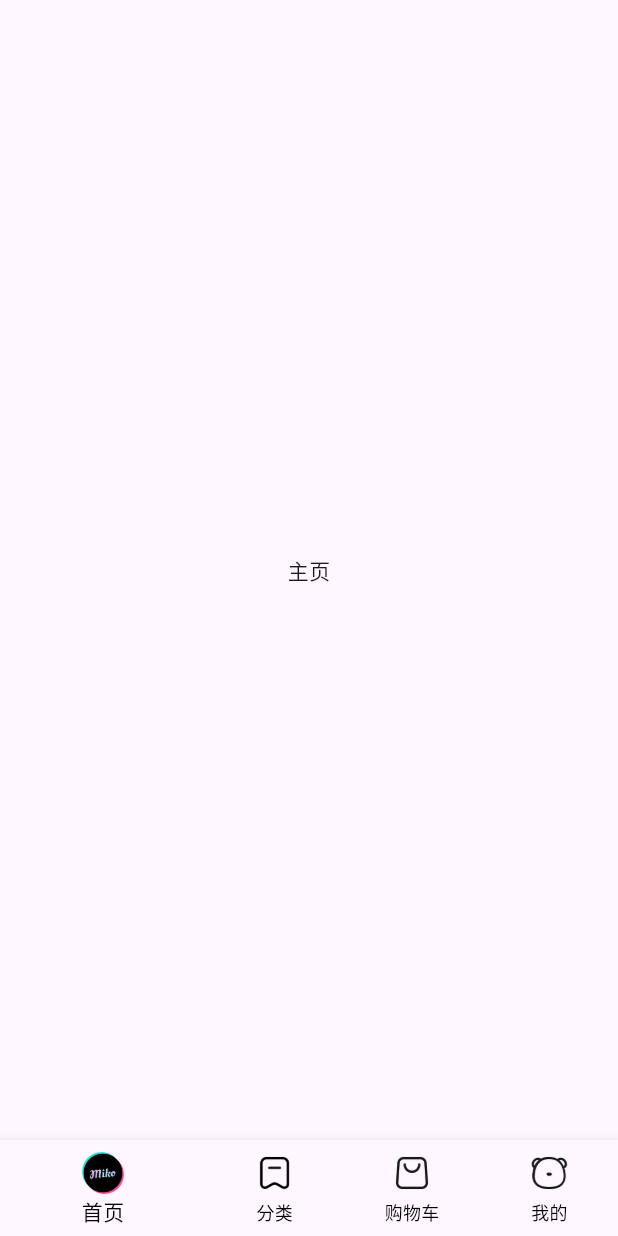
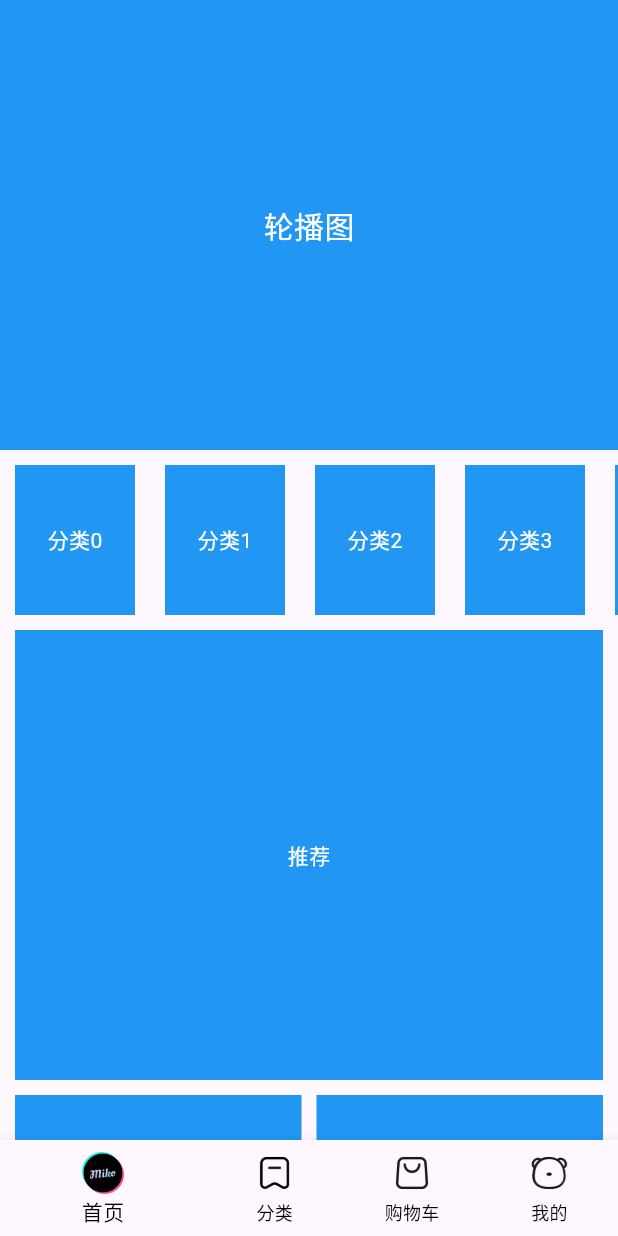
Before and after one commit to zhongsheng-owner/flutter_hm_shop, a Flutter app: the screen it shows after launch, on a phone screen of 412 x 824 dp. Run offline on Flutter 3.47's test engine with Material 3 defaults, Android fonts, the phone set to English and light mode, and no system bars.

Commit message:
完成首页基本布局

```diff
--- /dev/null
+++ b/lib/components/Home/Category.dart
@@ -0,0 +1,34 @@
+import 'package:flutter/material.dart';
+
+class Category extends StatefulWidget {
+  const Category({super.key});
+
+  @override
+  State<Category> createState() => _CategoryState();
+}
+
+class _CategoryState extends State<Category> {
+  @override
+  Widget build(BuildContext context) {
+    // 这里不能只能返回ListView, 因为它不能设置高度，不设置高度显示不了
+    // return ListView();
+    // 所以这里使用SizedBox包裹，并设置高度为100
+    return SizedBox(
+      height: 100,
+      child: ListView.builder(
+        scrollDirection: Axis.horizontal, // 设置水平滚动方向
+        itemCount: 10,
+        itemBuilder: (BuildContext context, int index) {
+          return Container(
+            alignment: Alignment.center,
+            width: 80,
+            height: 100,
+            color: Colors.blue,
+            margin: EdgeInsets.symmetric(horizontal: 10),
+            child: Text("分类$index", style: TextStyle(color: Colors.white)),
+          );
+        },
+      ),
+    );
+  }
+}
--- /dev/null
+++ b/lib/components/Home/Hot.dart
@@ -0,0 +1,20 @@
+import 'package:flutter/material.dart';
+
+class Hot extends StatefulWidget {
+  const Hot({super.key});
+
+  @override
+  State<Hot> createState() => _HotState();
+}
+
+class _HotState extends State<Hot> {
+  @override
+  Widget build(BuildContext context) {
+    return Container(
+      height: 200,
+      color: Colors.blue,
+      alignment: Alignment.center,
+      child: Text("爆款推荐", style: TextStyle(color: Colors.white)),
+    );
+  }
+}
--- /dev/null
+++ b/lib/components/Home/MoreList.dart
@@ -0,0 +1,29 @@
+import 'package:flutter/material.dart';
+
+class MoreList extends StatefulWidget {
+  const MoreList({super.key});
+
+  @override
+  State<MoreList> createState() => _MoreListState();
+}
+
+class _MoreListState extends State<MoreList> {
+  @override
+  Widget build(BuildContext context) {
+    // 必须是Sliver家族组件
+    return SliverGrid.builder(
+      gridDelegate: SliverGridDelegateWithFixedCrossAxisCount(
+        crossAxisCount: 2,
+        mainAxisSpacing: 10,
+        crossAxisSpacing: 10,
+      ),
+      itemBuilder: (BuildContext context, int index) {
+        return Container(
+          color: Colors.blue,
+          alignment: Alignment.center,
+          child: Text("商品", style: TextStyle(color: Colors.white)),
+        );
+      },
+    );
+  }
+}
--- /dev/null
+++ b/lib/components/Home/SliderList.dart
@@ -0,0 +1,19 @@
+import 'package:flutter/material.dart';
+
+class SliderList extends StatefulWidget {
+  const SliderList({super.key});
+
+  @override
+  State<SliderList> createState() => _SliderListState();
+}
+
+class _SliderListState extends State<SliderList> {
+  @override
+  Widget build(BuildContext context) {
+    return Container(
+      height: 300,
+      color: Colors.blue,
+      alignment: Alignment.center,
+      child:Text("轮播图",style: TextStyle(color: Colors.white,fontSize: 20)));
+  }
+}
--- /dev/null
+++ b/lib/components/Home/Suggestion.dart
@@ -0,0 +1,23 @@
+import 'package:flutter/material.dart';
+
+class Suggestion extends StatefulWidget {
+  const Suggestion({super.key});
+
+  @override
+  State<Suggestion> createState() => _SuggestionState();
+}
+
+class _SuggestionState extends State<Suggestion> {
+  @override
+  Widget build(BuildContext context) {
+    return Padding(
+      padding: EdgeInsets.symmetric(horizontal: 10),
+      child: Container(
+        alignment: Alignment.center,
+        color: Colors.blue,
+        height: 300,
+        child: Text("推荐", style: TextStyle(color: Colors.white)),
+      ),
+    );
+  }
+}
--- a/lib/pages/Home/index.dart
+++ b/lib/pages/Home/index.dart
@@ -1,4 +1,9 @@
 import 'package:flutter/material.dart';
+import 'package:hm_shop/components/Home/Category.dart';
+import 'package:hm_shop/components/Home/Hot.dart';
+import 'package:hm_shop/components/Home/MoreList.dart';
+import 'package:hm_shop/components/Home/SliderList.dart';
+import 'package:hm_shop/components/Home/Suggestion.dart';
 
 class HomeView extends StatefulWidget {
   const HomeView({super.key});
@@ -8,8 +13,46 @@ class HomeView extends StatefulWidget {
 }
 
 class _HomeViewState extends State<HomeView> {
+  // 获取滚动容器的内容
+  List<Widget> _getScrollChildren() {
+    return [
+      // 包裹普通widget的sliver家族的组件
+      SliverToBoxAdapter(child: SliderList()), // 轮播图组件
+      SliverToBoxAdapter(child: SizedBox(height: 10)),
+
+      // 放置分类组件
+      // SliverGrid SliverList只能纵向排列
+      // 所以只能ListView
+      SliverToBoxAdapter(child: Category()),
+      SliverToBoxAdapter(child: SizedBox(height: 10)),
+
+      // 推荐组件
+      SliverToBoxAdapter(child: Suggestion()),
+      SliverToBoxAdapter(child: SizedBox(height: 10)),
+
+      // 爆款推荐组件
+      SliverToBoxAdapter(
+        child: Padding(
+          padding: EdgeInsets.symmetric(horizontal: 10),
+          child: Flex(
+            direction: Axis.horizontal,
+            children: [
+              Expanded(child: Hot()),
+              SizedBox(width: 10),
+              Expanded(child: Hot()),
+            ],
+          ),
+        ),
+      ),
+      SliverToBoxAdapter(child: SizedBox(height: 10)),
+
+      // 无限滚动列表
+      MoreList()
+    ];
+  }
+
   @override
   Widget build(BuildContext context) {
-    return Center(child: Text("主页"),);
+    return CustomScrollView(slivers: _getScrollChildren());
   }
 }
```
Also changed, not shown: 1 other file.
